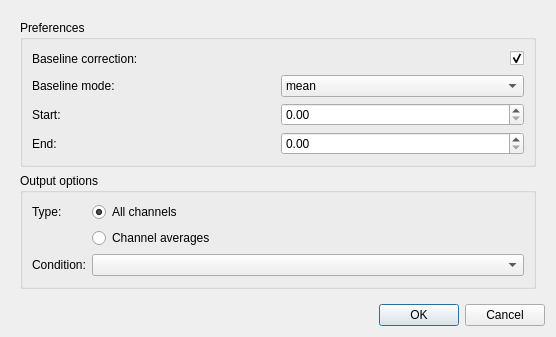
cibr-jyu/meggie, file designer_ui_files/TFRPlotDialogUi.ui: the form before one commit.
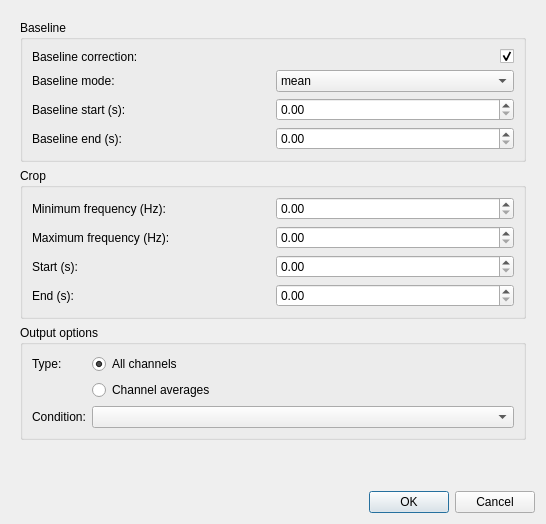
The form after the commit.

```diff
--- a/designer_ui_files/TFRPlotDialogUi.ui
+++ b/designer_ui_files/TFRPlotDialogUi.ui
@@ -6,8 +6,8 @@
    <rect>
     <x>0</x>
     <y>0</y>
-    <width>556</width>
-    <height>337</height>
+    <width>546</width>
+    <height>524</height>
    </rect>
   </property>
   <property name="windowTitle">
@@ -41,8 +41,8 @@
        <rect>
         <x>0</x>
         <y>0</y>
-        <width>524</width>
-        <height>302</height>
+        <width>528</width>
+        <height>474</height>
        </rect>
       </property>
       <property name="minimumSize">
@@ -55,19 +55,23 @@
        <item row="2" column="0">
         <widget class="QGroupBox" name="groupBoxPreferences">
          <property name="title">
-          <string>Preferences</string>
+          <string>Baseline</string>
          </property>
          <layout class="QGridLayout" name="gridLayout_9">
-          <item row="1" column="0">
-           <layout class="QHBoxLayout" name="horizontalLayout_2">
-            <item>
-             <widget class="QLabel" name="labelBaselineMode">
+          <item row="0" column="0">
+           <widget class="QLabel" name="labelBaselineCorrection">
               <property name="text">
-               <string>Baseline mode:</string>
+             <string>Baseline correction:</string>
               </property>
              </widget>
             </item>
-            <item>
+          <item row="2" column="1">
+           <widget class="QDoubleSpinBox" name="doubleSpinBoxBaselineStart"/>
+          </item>
+          <item row="3" column="1">
+           <widget class="QDoubleSpinBox" name="doubleSpinBoxBaselineEnd"/>
+          </item>
+          <item row="1" column="1">
              <widget class="QComboBox" name="comboBoxBaselineMode">
               <item>
                <property name="text">
@@ -96,31 +100,28 @@
               </item>
              </widget>
             </item>
-           </layout>
+          <item row="2" column="0">
+           <widget class="QLabel" name="labelBaselineStart">
+            <property name="text">
+             <string>Baseline start (s):</string>
+            </property>
+           </widget>
           </item>
-          <item row="0" column="0">
-           <layout class="QHBoxLayout" name="horizontalLayout">
-            <item>
-             <widget class="QLabel" name="labelBaselineCorrection">
+          <item row="3" column="0">
+           <widget class="QLabel" name="labelBaselineEnd">
               <property name="text">
-               <string>Baseline correction:</string>
+             <string>Baseline end (s):</string>
               </property>
              </widget>
             </item>
-            <item>
-             <spacer name="horizontalSpacer">
-              <property name="orientation">
-               <enum>Qt::Horizontal</enum>
-              </property>
-              <property name="sizeHint" stdset="0">
-               <size>
-                <width>40</width>
-                <height>20</height>
-               </size>
-              </property>
-             </spacer>
-            </item>
-            <item>
+          <item row="1" column="0">
+           <widget class="QLabel" name="labelBaselineMode">
+            <property name="text">
+             <string>Baseline mode:</string>
+            </property>
+           </widget>
+          </item>
+          <item row="0" column="1">
              <widget class="QCheckBox" name="checkBoxBaselineCorrection">
               <property name="layoutDirection">
                <enum>Qt::RightToLeft</enum>
@@ -134,39 +135,9 @@
              </widget>
             </item>
            </layout>
-          </item>
-          <item row="2" column="0">
-           <layout class="QHBoxLayout" name="horizontalLayout_3">
-            <item>
-             <widget class="QLabel" name="labelBaselineStart">
-              <property name="text">
-               <string>Start:</string>
-              </property>
-             </widget>
-            </item>
-            <item>
-             <widget class="QDoubleSpinBox" name="doubleSpinBoxBaselineStart"/>
-            </item>
-           </layout>
-          </item>
-          <item row="3" column="0">
-           <layout class="QHBoxLayout" name="horizontalLayout_4">
-            <item>
-             <widget class="QLabel" name="labelBaselineEnd">
-              <property name="text">
-               <string>End:</string>
-              </property>
-             </widget>
-            </item>
-            <item>
-             <widget class="QDoubleSpinBox" name="doubleSpinBoxBaselineEnd"/>
-            </item>
-           </layout>
-          </item>
-         </layout>
-        </widget>
-       </item>
-       <item row="3" column="0">
+        </widget>
+       </item>
+       <item row="4" column="0">
         <widget class="QGroupBox" name="groupBoxOutputOptions">
          <property name="title">
           <string>Output options</string>
@@ -209,6 +180,90 @@
          </layout>
         </widget>
        </item>
+       <item row="3" column="0">
+        <widget class="QGroupBox" name="groupBoxCrop">
+         <property name="title">
+          <string>Crop</string>
+         </property>
+         <layout class="QGridLayout" name="gridLayout">
+          <item row="1" column="0">
+           <widget class="QLabel" name="labelCropMaxFreq">
+            <property name="text">
+             <string>Maximum frequency (Hz):</string>
+            </property>
+           </widget>
+          </item>
+          <item row="0" column="0">
+           <widget class="QLabel" name="labelCropMinFreq">
+            <property name="text">
+             <string>Minimum frequency (Hz):</string>
+            </property>
+           </widget>
+          </item>
+          <item row="0" column="1">
+           <widget class="QDoubleSpinBox" name="doubleSpinBoxCropMinFreq">
+            <property name="singleStep">
+             <double>0.100000000000000</double>
+            </property>
+           </widget>
+          </item>
+          <item row="1" column="1">
+           <widget class="QDoubleSpinBox" name="doubleSpinBoxCropMaxFreq">
+            <property name="singleStep">
+             <double>0.100000000000000</double>
+            </property>
+           </widget>
+          </item>
+          <item row="2" column="0">
+           <widget class="QLabel" name="labelCropStart">
+            <property name="text">
+             <string>Start (s):</string>
+            </property>
+           </widget>
+          </item>
+          <item row="2" column="1">
+           <widget class="QDoubleSpinBox" name="doubleSpinBoxCropStart">
+            <property name="singleStep">
+             <double>0.100000000000000</double>
+            </property>
+           </widget>
+          </item>
+          <item row="3" column="0">
+           <widget class="QLabel" name="labelCropEnd">
+            <property name="text">
+             <string>End (s):</string>
+            </property>
+           </widget>
+          </item>
+          <item row="3" column="1">
+           <widget class="QDoubleSpinBox" name="doubleSpinBoxCropEnd">
+            <property name="minimum">
+             <double>0.000000000000000</double>
+            </property>
+            <property name="singleStep">
+             <double>0.100000000000000</double>
+            </property>
+            <property name="value">
+             <double>0.000000000000000</double>
+            </property>
+           </widget>
+          </item>
+         </layout>
+        </widget>
+       </item>
+       <item row="5" column="0">
+        <spacer name="verticalSpacer">
+         <property name="orientation">
+          <enum>Qt::Vertical</enum>
+         </property>
+         <property name="sizeHint" stdset="0">
+          <size>
+           <width>20</width>
+           <height>40</height>
+          </size>
+         </property>
+        </spacer>
+       </item>
       </layout>
      </widget>
     </widget>
```
Left out of the diff: 2 changed lines with no effect on the pictures. Lines whose indentation alone changed are shown as unchanged.
